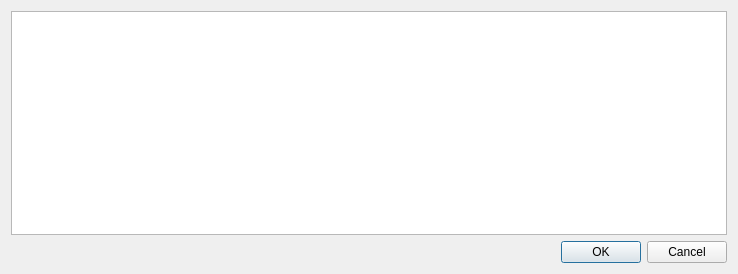
First picture: the form in SNet-master/tablemetric.ui, repository nguyenvantin971996/SDNLoadBalancer, before the edit.
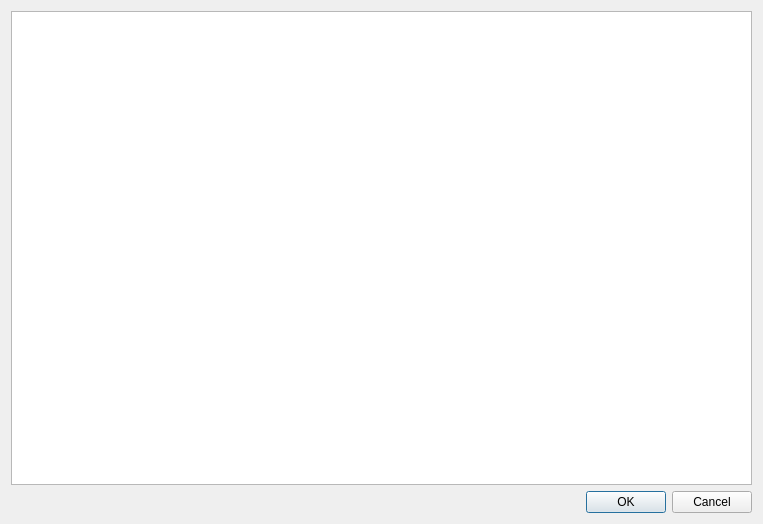
Second picture: the form after the edit.

```diff
--- a/SNet-master/tablemetric.ui
+++ b/SNet-master/tablemetric.ui
@@ -6,8 +6,8 @@
    <rect>
     <x>0</x>
     <y>0</y>
-    <width>738</width>
-    <height>274</height>
+    <width>763</width>
+    <height>524</height>
    </rect>
   </property>
   <property name="windowTitle">
```
